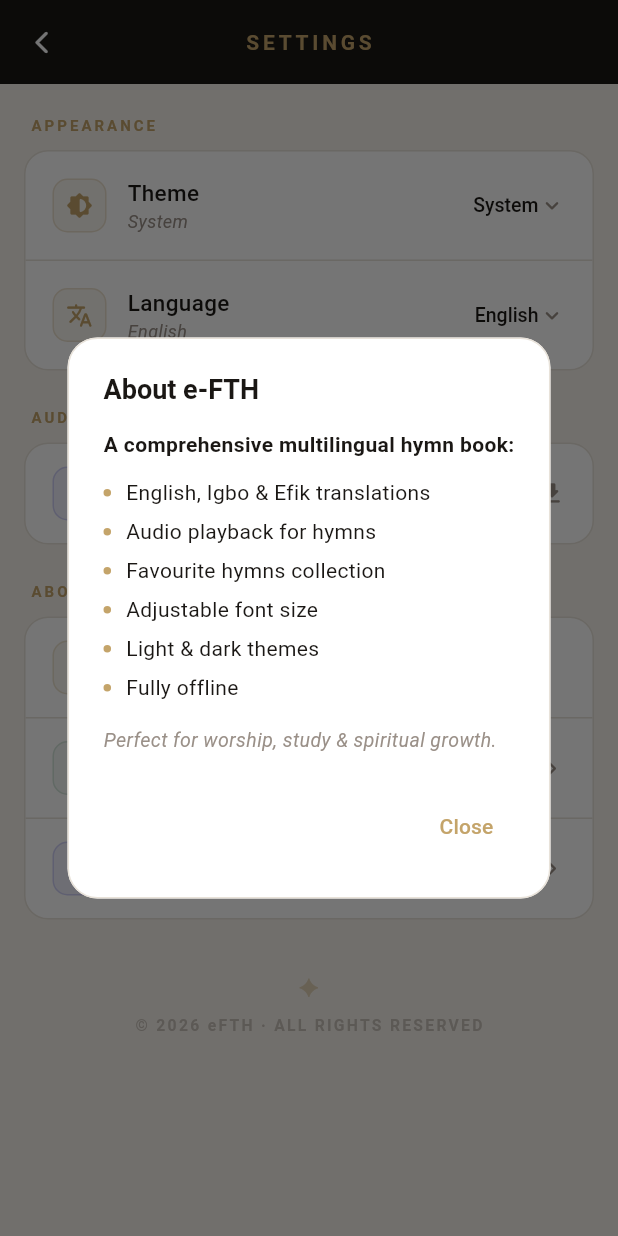
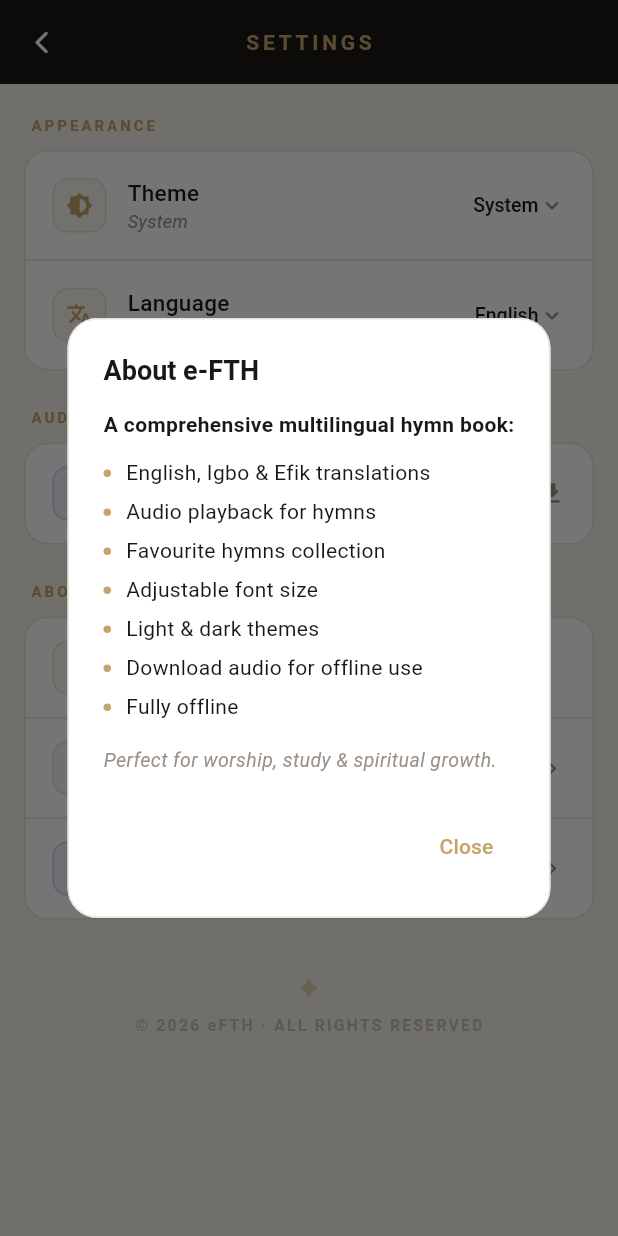
Before and after one commit to omanjose/efth, a Flutter app: the SettingsView screen opened directly, after a tap on "About App", on a phone screen of 412 x 824 dp. Run offline on Flutter 3.47's test engine with Material 3 defaults, Android fonts, the phone set to English and light mode, and no system bars; our stand-ins replace connectivity_plus, get, just_audio, shared_preferences, sqflite, sqflite_common_ffi and 1 more; accounts and stored records are empty.

Commit message:
updated_info

```diff
--- a/lib/app/screens/settings_screen.dart
+++ b/lib/app/screens/settings_screen.dart
@@ -247,6 +247,7 @@ class SettingsView extends GetView<SettingsController> {
                 'Favourite hymns collection',
                 'Adjustable font size',
                 'Light & dark themes',
+                'Download audio for offline use',
                 'Fully offline',
               ].map((f) => Padding(
                 padding: const EdgeInsets.only(bottom: 6),
```
